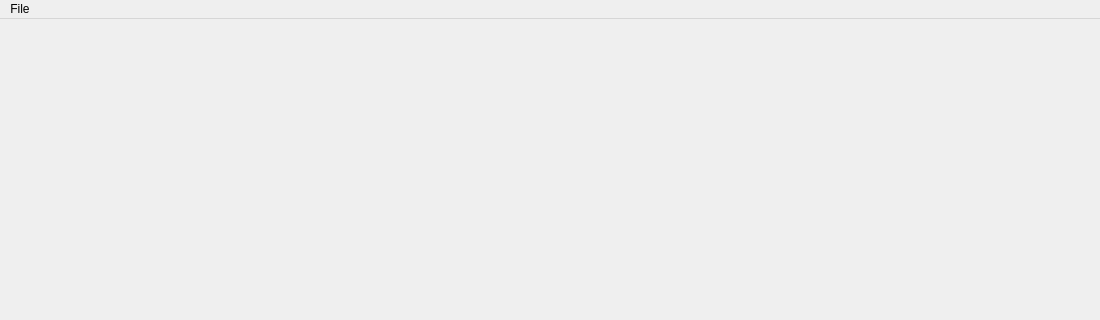
max-tree/Ball-Fountain, file mainwindowform.ui: the form before one commit; both pictures show x 0 to 1100 and y 0 to 320 of the 1100 by 640 pixel window.
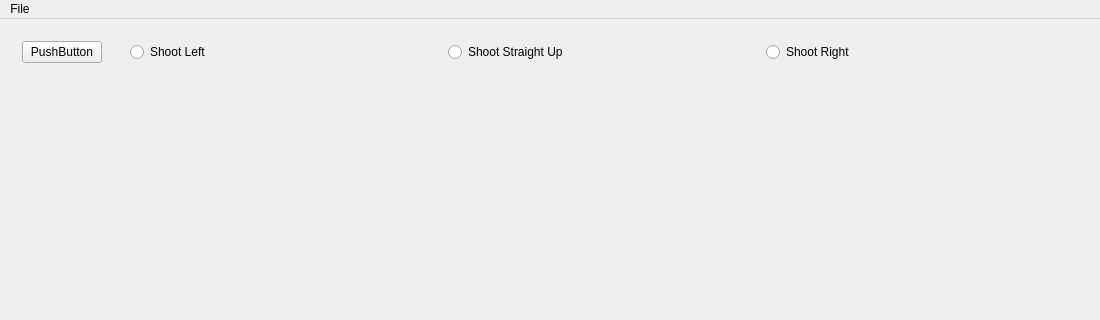
The form after the commit. Custom widgets are drawn as their Qt base class.

Commit message: Ball can be shot in different directions

```diff
--- a/mainwindowform.ui
+++ b/mainwindowform.ui
@@ -14,7 +14,48 @@
    <string>Qt GUI</string>
   </property>
   <widget class="OSGWidget" name="centralWidget">
-   <layout class="QHBoxLayout" name="horizontalLayout"/>
+   <layout class="QFormLayout" name="formLayout">
+    <item row="0" column="0">
+     <widget class="QWidget" name="widget" native="true">
+      <layout class="QGridLayout" name="gridLayout">
+       <item row="0" column="0">
+        <widget class="QPushButton" name="ChangeColor">
+         <property name="text">
+          <string>PushButton</string>
+         </property>
+        </widget>
+       </item>
+      </layout>
+     </widget>
+    </item>
+    <item row="0" column="1">
+     <widget class="QWidget" name="widget_2" native="true">
+      <layout class="QGridLayout" name="gridLayout_2">
+       <item row="0" column="0">
+        <widget class="QRadioButton" name="radioButtonLeft">
+         <property name="text">
+          <string>Shoot Left</string>
+         </property>
+        </widget>
+       </item>
+       <item row="0" column="1">
+        <widget class="QRadioButton" name="radioButtonStraightUp">
+         <property name="text">
+          <string>Shoot Straight Up</string>
+         </property>
+        </widget>
+       </item>
+       <item row="0" column="2">
+        <widget class="QRadioButton" name="radioButtonRight">
+         <property name="text">
+          <string>Shoot Right</string>
+         </property>
+        </widget>
+       </item>
+      </layout>
+     </widget>
+    </item>
+   </layout>
   </widget>
   <widget class="QMenuBar" name="menuBar">
    <property name="geometry">
```
The commit also changes 1 other file.
